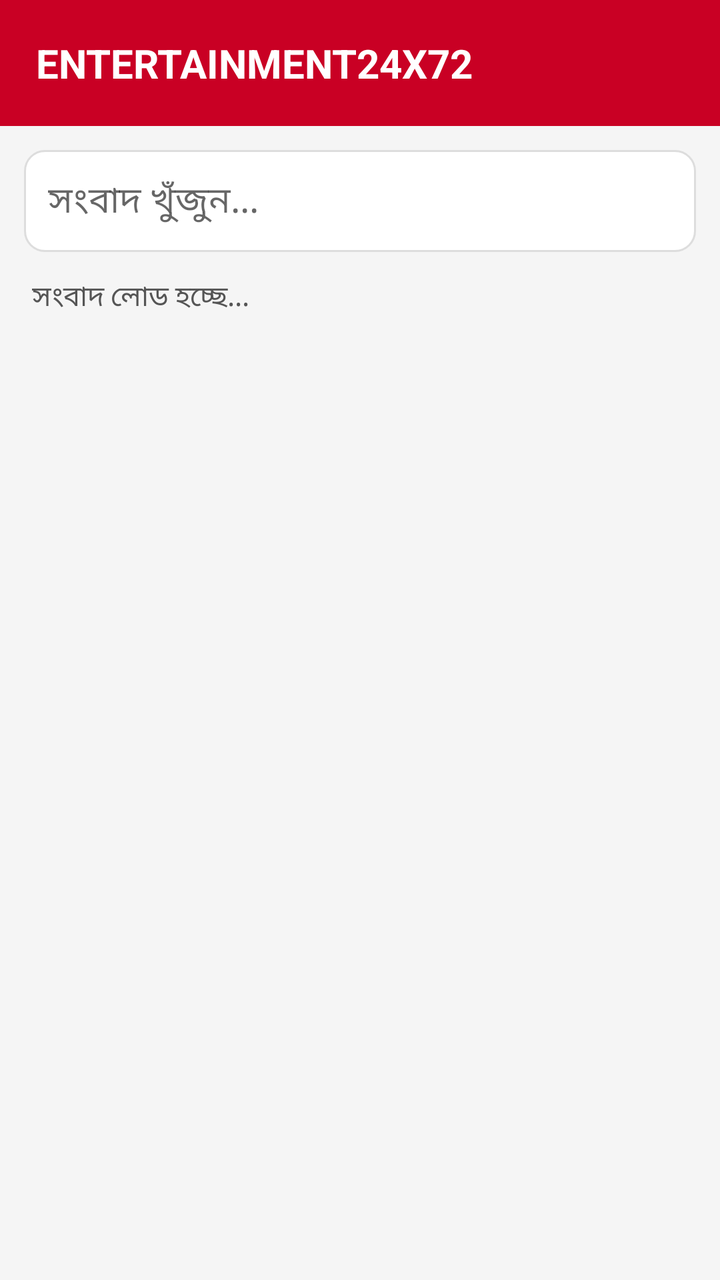
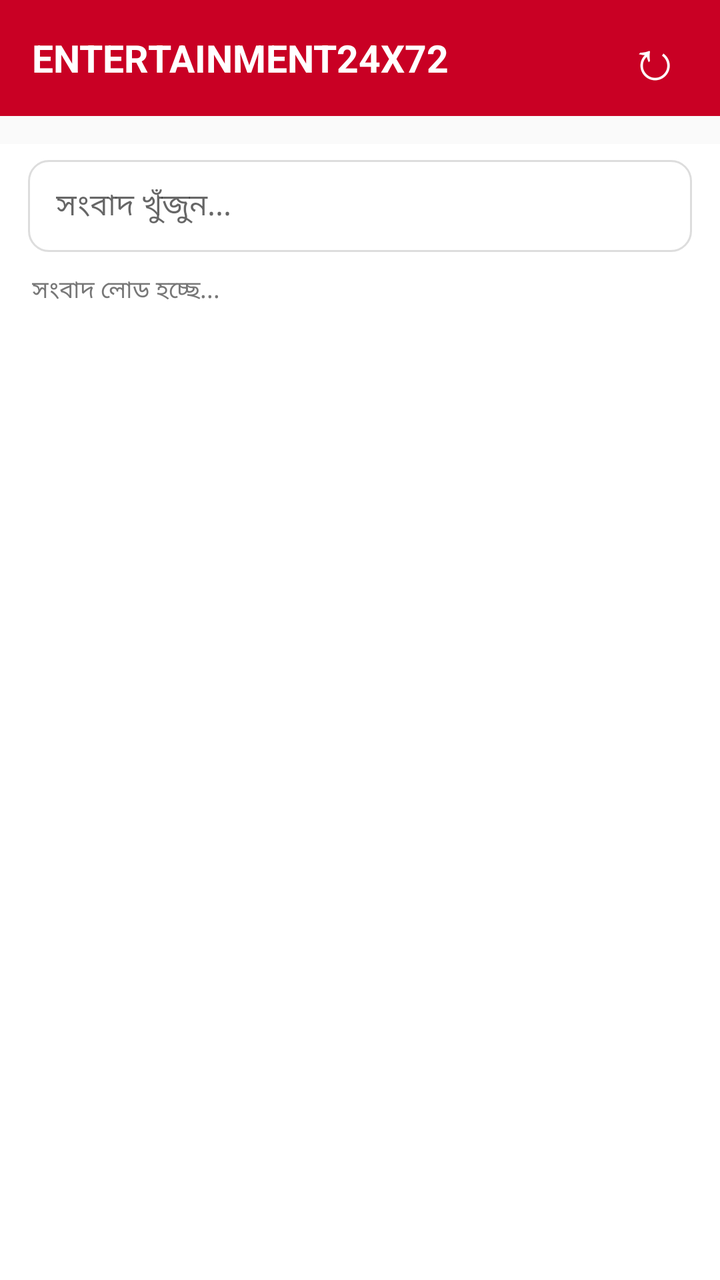

The first picture is an Android layout as it rendered before a commit; the second is the same layout after the commit. The layout source and the unified diff follow.
<!-- AndroidManifest.xml: application theme AppTheme -->
<!-- res/layout/activity_main.xml -->
<?xml version="1.0" encoding="utf-8"?>
<LinearLayout xmlns:android="http://schemas.android.com/apk/res/android"
    android:orientation="vertical"
    android:background="#F5F5F5"
    android:layout_width="match_parent"
    android:layout_height="match_parent">

    <TextView
        android:layout_width="match_parent"
        android:layout_height="wrap_content"
        android:text="ENTERTAINMENT24X72"
        android:textColor="#FFFFFF"
        android:background="#C90024"
        android:textStyle="bold"
        android:textSize="20sp"
        android:padding="18dp"/>

    <EditText
        android:id="@+id/searchBox"
        android:layout_width="match_parent"
        android:layout_height="wrap_content"
        android:layout_margin="12dp"
        android:hint="সংবাদ খুঁজুন..."
        android:singleLine="true"
        android:background="@drawable/search_background"
        android:padding="12dp"/>

    <TextView
        android:id="@+id/statusText"
        android:layout_width="match_parent"
        android:layout_height="wrap_content"
        android:paddingHorizontal="16dp"
        android:text="সংবাদ লোড হচ্ছে..."
        android:textColor="#555555"/>

    <ProgressBar
        android:id="@+id/progressBar"
        android:layout_width="wrap_content"
        android:layout_height="wrap_content"
        android:layout_gravity="center_horizontal"/>

    <androidx.recyclerview.widget.RecyclerView
        android:id="@+id/newsList"
        android:layout_width="match_parent"
        android:layout_height="0dp"
        android:layout_weight="1"
        android:padding="8dp"
        android:clipToPadding="false"/>

</LinearLayout>
<!-- resources referenced by this layout -->
<resources>
  <!-- drawable search_background (drawable) -->
  <?xml version="1.0" encoding="utf-8"?>
  <shape xmlns:android="http://schemas.android.com/apk/res/android">
  
      <solid android:color="#FFFFFF"/>
  
      <corners android:radius="10dp"/>
  
      <stroke
          android:width="1dp"
          android:color="#DDDDDD"/>
  
  </shape>
  <style name="AppTheme" parent="Theme.MaterialComponents.DayNight.NoActionBar">
  
          <item name="colorPrimary">#C90024</item>
          <item name="colorPrimaryVariant">#99001B</item>
          <item name="colorSecondary">#FFC400</item>
  
      </style>
</resources>

<!-- the commit's change to res/layout/activity_main.xml (unified diff, before → after) -->
@@ -1,50 +1,35 @@
 <?xml version="1.0" encoding="utf-8"?>
 <LinearLayout xmlns:android="http://schemas.android.com/apk/res/android"
-    android:orientation="vertical"
-    android:background="#F5F5F5"
-    android:layout_width="match_parent"
-    android:layout_height="match_parent">
-
-    <TextView
-        android:layout_width="match_parent"
-        android:layout_height="wrap_content"
-        android:text="ENTERTAINMENT24X72"
-        android:textColor="#FFFFFF"
-        android:background="#C90024"
-        android:textStyle="bold"
-        android:textSize="20sp"
-        android:padding="18dp"/>
-
-    <EditText
-        android:id="@+id/searchBox"
-        android:layout_width="match_parent"
-        android:layout_height="wrap_content"
-        android:layout_margin="12dp"
-        android:hint="সংবাদ খুঁজুন..."
-        android:singleLine="true"
-        android:background="@drawable/search_background"
-        android:padding="12dp"/>
-
-    <TextView
-        android:id="@+id/statusText"
-        android:layout_width="match_parent"
-        android:layout_height="wrap_content"
-        android:paddingHorizontal="16dp"
-        android:text="সংবাদ লোড হচ্ছে..."
-        android:textColor="#555555"/>
-
-    <ProgressBar
-        android:id="@+id/progressBar"
-        android:layout_width="wrap_content"
-        android:layout_height="wrap_content"
-        android:layout_gravity="center_horizontal"/>
-
-    <androidx.recyclerview.widget.RecyclerView
-        android:id="@+id/newsList"
-        android:layout_width="match_parent"
-        android:layout_height="0dp"
-        android:layout_weight="1"
-        android:padding="8dp"
+    android:orientation="vertical" android:background="#FFFFFF"
+    android:layout_width="match_parent" android:layout_height="match_parent">
+    <LinearLayout android:layout_width="match_parent" android:layout_height="58dp"
+        android:gravity="center_vertical" android:paddingStart="16dp" android:paddingEnd="12dp"
+        android:background="#C90024" android:orientation="horizontal">
+        <TextView android:layout_width="0dp" android:layout_weight="1" android:layout_height="wrap_content"
+            android:text="ENTERTAINMENT24X72" android:textColor="#FFFFFF"
+            android:textStyle="bold" android:textSize="19sp" />
+        <TextView android:id="@+id/refreshButton" android:layout_width="42dp" android:layout_height="42dp"
+            android:gravity="center" android:text="↻" android:textColor="#FFFFFF" android:textSize="27sp"
+            android:contentDescription="সংবাদ রিফ্রেশ"/>
+    </LinearLayout>
+    <HorizontalScrollView android:layout_width="match_parent" android:layout_height="wrap_content"
+        android:background="#FAFAFA" android:scrollbars="none" android:fillViewport="false">
+        <LinearLayout android:id="@+id/categoryContainer" android:layout_width="wrap_content"
+            android:layout_height="wrap_content" android:orientation="horizontal"
+            android:paddingStart="8dp" android:paddingEnd="8dp" android:paddingTop="7dp" android:paddingBottom="7dp"/>
+    </HorizontalScrollView>
+    <EditText android:id="@+id/searchBox" android:layout_width="match_parent" android:layout_height="46dp"
+        android:layout_marginStart="14dp" android:layout_marginEnd="14dp" android:layout_marginTop="8dp"
+        android:layout_marginBottom="5dp" android:hint="সংবাদ খুঁজুন..." android:singleLine="true"
+        android:background="@drawable/search_background" android:paddingStart="14dp" android:paddingEnd="14dp"
+        android:textSize="15sp"/>
+    <TextView android:id="@+id/statusText" android:layout_width="match_parent" android:layout_height="wrap_content"
+        android:paddingStart="16dp" android:paddingEnd="16dp" android:paddingTop="5dp" android:paddingBottom="5dp"
+        android:text="সংবাদ লোড হচ্ছে..." android:textColor="#777777" android:textSize="12sp"/>
+    <ProgressBar android:id="@+id/progressBar" android:layout_width="wrap_content"
+        android:layout_height="wrap_content" android:layout_gravity="center_horizontal"/>
+    <androidx.recyclerview.widget.RecyclerView android:id="@+id/newsList"
+        android:layout_width="match_parent" android:layout_height="0dp" android:layout_weight="1"
+        android:paddingStart="10dp" android:paddingEnd="10dp" android:paddingTop="4dp"
         android:clipToPadding="false"/>
-
 </LinearLayout>
